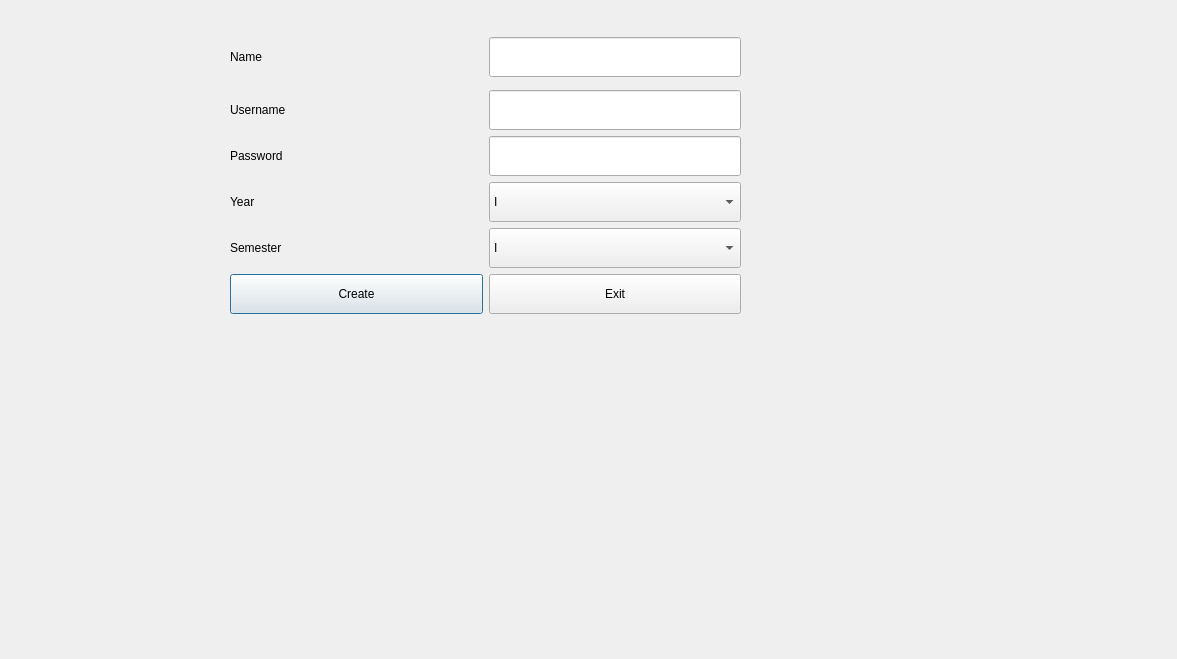
This is bms/student.ui in MythicSTR/bms-project as Qt 5 draws it before an edit. The edited form follows.
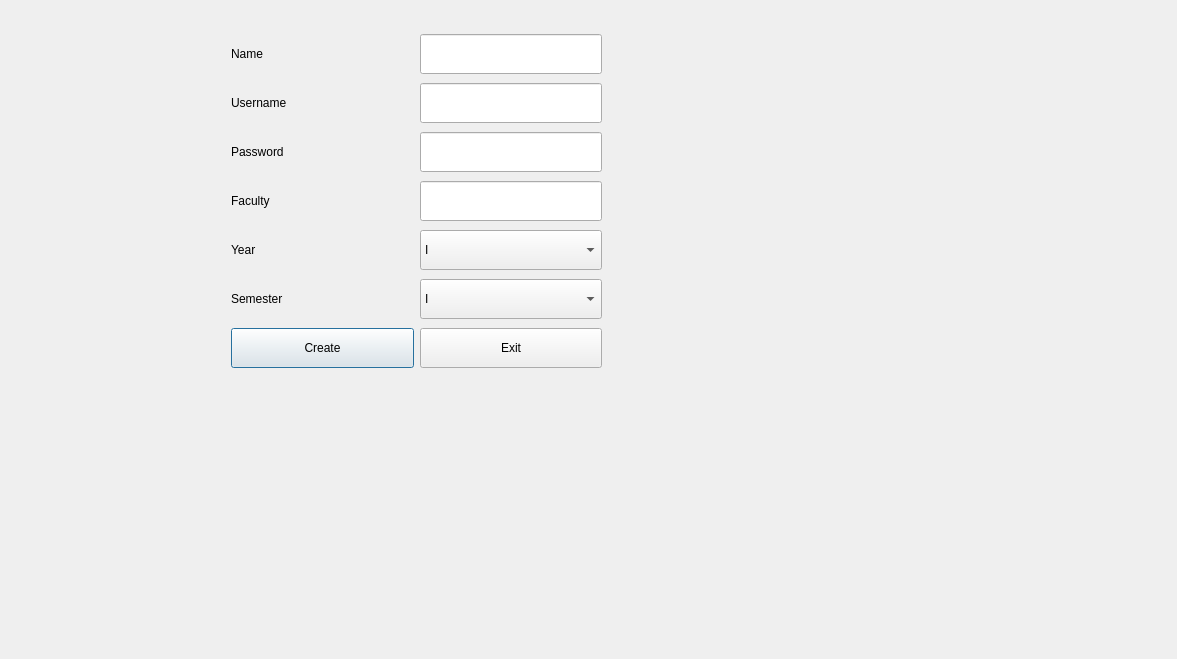
This is the edited form.

Commit message: only update student remaining

The edit to the form file:
```diff
--- a/bms/student.ui
+++ b/bms/student.ui
@@ -13,16 +13,16 @@
   <property name="windowTitle">
    <string>Dialog</string>
   </property>
-  <widget class="QWidget" name="layoutWidget">
+  <widget class="QWidget" name="">
    <property name="geometry">
     <rect>
-     <x>230</x>
-     <y>30</y>
-     <width>511</width>
-     <height>291</height>
+     <x>231</x>
+     <y>31</y>
+     <width>371</width>
+     <height>341</height>
     </rect>
    </property>
-   <layout class="QVBoxLayout" name="verticalLayout_2">
+   <layout class="QVBoxLayout" name="verticalLayout">
     <item>
      <layout class="QHBoxLayout" name="horizontalLayout_6">
       <item>
@@ -51,8 +51,6 @@
      </layout>
     </item>
     <item>
-     <layout class="QVBoxLayout" name="verticalLayout">
-      <item>
        <layout class="QHBoxLayout" name="horizontalLayout">
         <item>
          <widget class="QLabel" name="label">
@@ -106,6 +104,33 @@
         </item>
        </layout>
       </item>
+    <item>
+     <layout class="QHBoxLayout" name="horizontalLayout_7">
+      <item>
+       <widget class="QLabel" name="label_6">
+        <property name="text">
+         <string>Faculty</string>
+        </property>
+       </widget>
+      </item>
+      <item>
+       <widget class="QLineEdit" name="as_faculty">
+        <property name="sizePolicy">
+         <sizepolicy hsizetype="Minimum" vsizetype="Maximum">
+          <horstretch>0</horstretch>
+          <verstretch>0</verstretch>
+         </sizepolicy>
+        </property>
+        <property name="minimumSize">
+         <size>
+          <width>0</width>
+          <height>40</height>
+         </size>
+        </property>
+       </widget>
+      </item>
+     </layout>
+    </item>
       <item>
        <layout class="QHBoxLayout" name="horizontalLayout_3">
         <item>
@@ -211,8 +236,6 @@
            <string>Exit</string>
           </property>
          </widget>
-        </item>
-       </layout>
       </item>
      </layout>
     </item>
```
Lines whose indentation alone changed are shown as unchanged. The commit also changes 18 other files.
